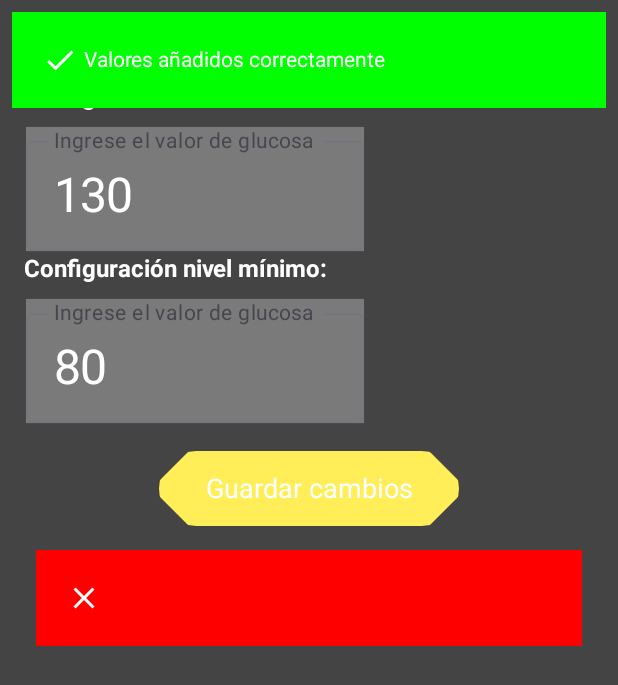
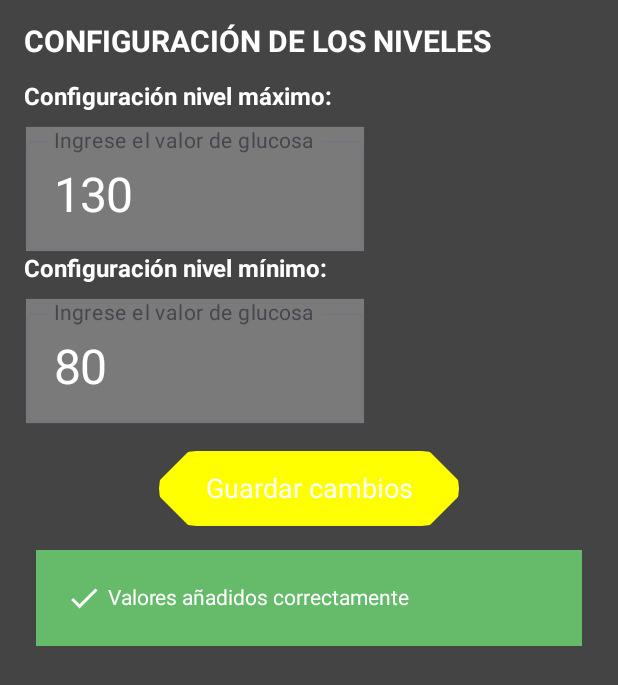
Before and after one commit to IsmaTor/GlucoseRegisterApp, an Android app built with Jetpack Compose: the GlucoseConfigurationScreen screen opened through its navigation route, after a tap on "Guardar cambios", on a phone screen of 412 x 824 dp. Shown: the top 685 px of the screen. Run offline under Robolectric (Android 15) with nearby library versions, the phone set to English and light mode, and no system bars; libraries missing offline, so code that uses them is left out: com.itextpdf.text.

Commit message:
level table bug fix

```diff
--- a/app/src/main/java/ismaapp/tortosa/glucoseregister/ui/screen/GlucoseConfigurations.kt
+++ b/app/src/main/java/ismaapp/tortosa/glucoseregister/ui/screen/GlucoseConfigurations.kt
@@ -52,7 +52,7 @@ fun GlucoseConfigurationScreen(glucoseLevels: IGlucoseLevels, glucoseRepository:
         }
     }
 
-    GlucoseConfiguration(glucoseLevelsUpdate) { updatedLevels ->
+    GlucoseConfiguration(glucoseLevelsUpdate, glucoseRepository) { updatedLevels ->
         //Actualiza los niveles de glucosa con los nuevos valores.
         glucoseLevelsUpdate = updatedLevels
 
@@ -67,11 +67,6 @@ fun GlucoseConfigurationScreen(glucoseLevels: IGlucoseLevels, glucoseRepository:
 
     }
 
-    //Muestra el mensaje de confirmación.
-    if (showMessage) {
-        SuccessfulMessage(showMessage = showMessage, isMeasurementSuccessful = isOperationSuccessful, message = message)
-    }
-
     //Obtiene y muestra los niveles de la tabla de niveles.
     val allGlucoseLevels = glucoseLevels.allGlucoseLevels
     for (levels in allGlucoseLevels) {
@@ -82,10 +77,11 @@ fun GlucoseConfigurationScreen(glucoseLevels: IGlucoseLevels, glucoseRepository:
 @Composable
 fun GlucoseConfiguration(
     glucoseLevels: GlucoseLevels,
+    glucoseRepository: GlucoseRepository,
     onValuesChanged: (GlucoseLevels) -> Unit
 ) {
-    var newLevelMax by remember { mutableIntStateOf(glucoseLevels.levelMax) }
-    var newLevelMin by remember { mutableIntStateOf(glucoseLevels.levelMin) }
+    var newLevelMax by remember { mutableStateOf(glucoseLevels.levelMax) }
+    var newLevelMin by remember { mutableStateOf(glucoseLevels.levelMin) }
     var showMessage by remember { mutableStateOf(false) }
     var isOperationSuccessful by remember { mutableStateOf(false) }
     var message by remember { mutableStateOf("") }
@@ -110,18 +106,18 @@ fun GlucoseConfiguration(
             "CONFIGURACIÓN DE LOS NIVELES",
             style = TextStyle(fontSize = 20.sp, fontWeight = FontWeight.Bold),
             color = Color.White,
-            modifier = Modifier.padding(bottom = paddingSpace) //Espacio inferior.
+            modifier = Modifier.padding(bottom = paddingSpace)
         )
 
         Text(
             "Configuración nivel máximo: ",
             style = TextStyle(fontSize = 16.sp, fontWeight = FontWeight.Bold),
             color = Color.White,
-            modifier = Modifier.padding(bottom = paddingSpace) //Espacio inferior.
+            modifier = Modifier.padding(bottom = paddingSpace)
         )
 
         Box(modifier = Modifier
-            .fillMaxWidth(0.6f) //Ocupa el 80% del ancho disponible.
+            .fillMaxWidth(0.6f)
             .padding(horizontal = 16.dp)) {
             GlucoseInput(
                 glucoseValue = newLevelMax,
@@ -136,7 +132,7 @@ fun GlucoseConfiguration(
             "Configuración nivel mínimo: ",
             style = TextStyle(fontSize = 16.sp, fontWeight = FontWeight.Bold),
             color = Color.White,
-            modifier = Modifier.padding(bottom = paddingSpace) //Espacio inferior.
+            modifier = Modifier.padding(bottom = paddingSpace)
         )
 
         Box(modifier = Modifier
@@ -151,18 +147,26 @@ fun GlucoseConfiguration(
             )
         }
 
-        //Separación adicional solo para el botón.
         Spacer(modifier = Modifier.height(paddingSpace))
 
-        //Botón para confirmar los cambios
         Button(
             onClick = {
                 try {
-                    glucoseLevels.levelMax = newLevelMax
-                    glucoseLevels.levelMin = newLevelMin
+                    // Crear una nueva instancia de GlucoseLevels con los valores actualizados
+                    val updatedLevels = GlucoseLevels(newLevelMax, newLevelMin).apply {
+                        id = glucoseLevels.id // Si es necesario
+                    }
+
                     Log.d("GlucoseConfiguration", "Intentando guardar - Max: $newLevelMax, Min: $newLevelMin")
-                    glucoseLevels.setLevels(newLevelMax, newLevelMin)
-                    onValuesChanged(glucoseLevels)
+
+                    val glucoseLevelsImp = GlucoseLevelsImp(glucoseRepository)
+                    glucoseLevelsImp.updateLevels(updatedLevels)
+
+                    isOperationSuccessful = glucoseLevelsImp.isLevelSuccess
+                    message = if (isOperationSuccessful) "Valores añadidos correctamente" else "ERROR: Valores no añadidos"
+                    Log.d("GlucoseConfiguration", "Update Result - Success: $isOperationSuccessful, Message: $message")
+
+                    onValuesChanged(updatedLevels)
                 } catch (e: IllegalArgumentException) {
                     isOperationSuccessful = false
                     message = e.message ?: "Error desconocido"
@@ -171,14 +175,14 @@ fun GlucoseConfiguration(
                 showMessage = true
             },
             modifier = Modifier.align(Alignment.CenterHorizontally)
-                .width(200.dp) //ancho del botón.
-                .height(50.dp) //alto del botón.
-                .clip(CutCornerShape(20.dp, 20.dp, 20.dp, 20.dp)), //botón romboide
-            colors = ButtonDefaults.buttonColors(SoftYellow)
+                .width(200.dp)
+                .height(50.dp)
+                .clip(CutCornerShape(20.dp, 20.dp, 20.dp, 20.dp)),
+            colors = ButtonDefaults.buttonColors(Color.Yellow) // Cambiar a SoftYellow si está definido en otro lugar.
         ) {
             Text("Guardar cambios", style = TextStyle(fontSize = 18.sp))
         }
-        // Muestra el mensaje de confirmación o error.
+
         if (showMessage) {
             SuccessfulMessage(showMessage = showMessage, isMeasurementSuccessful = isOperationSuccessful, message = message)
         }
--- a/app/src/main/java/ismaapp/tortosa/glucoseregister/utils/MessageUtil.kt
+++ b/app/src/main/java/ismaapp/tortosa/glucoseregister/utils/MessageUtil.kt
@@ -19,6 +19,8 @@ import androidx.compose.ui.Modifier
 import androidx.compose.ui.graphics.Color
 import androidx.compose.ui.unit.dp
 import androidx.compose.ui.zIndex
+import ismaapp.tortosa.glucoseregister.ui.theme.SoftGreen
+import ismaapp.tortosa.glucoseregister.ui.theme.SoftRed
 
 @Composable
 fun SuccessfulMessage(
@@ -34,9 +36,7 @@ fun SuccessfulMessage(
         if (showMessage) {
             //Muestra el mensaje.
             val icon = if (isMeasurementSuccessful) Icons.Default.Check else Icons.Default.Clear
-            val color = if (isMeasurementSuccessful) Color.Green else Color.Red
-
-            Log.d("SuccessfulMessage", "Showing message: $message, Success: $isMeasurementSuccessful")
+            val color = if (isMeasurementSuccessful) SoftGreen else SoftRed
 
             Row(
                 modifier = Modifier
```
